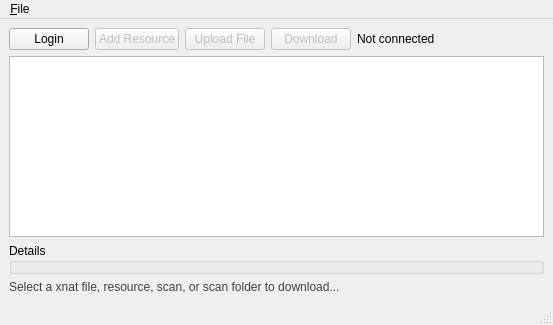
First picture: the form in Applications/ctkXnatTreeBrowser/ctkXnatTreeBrowserMainWindow.ui, repository commontk/CTK, before the edit.
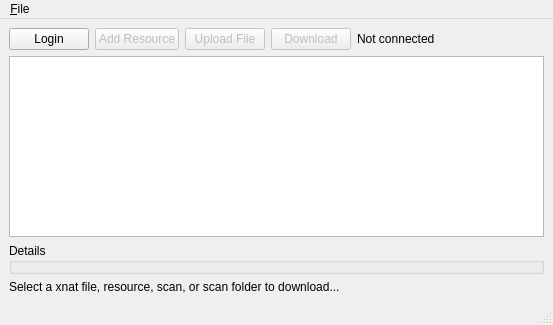
Second picture: the form after the edit.

Commit message:
BUG: Fix font style in DICOM browser
With recent Qt versions, such as Qt-5.15, the special font set in the DICOM browser (in ctkDICOMTableView) does not get rendered correctly on Windows.
It is safer to remove this special font setting in CTK. It can be overridden set by the application anyway.

The only other place where font style was set in CTK was in ctkXnatTreeBrowserMainWindow. For consistency, the font setting has been removed from there, too.

Fixes https://github.com/Slicer/Slicer/issues/4951

Diff of the .ui file:
```diff
--- a/Applications/ctkXnatTreeBrowser/ctkXnatTreeBrowserMainWindow.ui
+++ b/Applications/ctkXnatTreeBrowser/ctkXnatTreeBrowserMainWindow.ui
@@ -90,10 +90,6 @@
      <layout class="QVBoxLayout" name="verticalLayout">
       <item>
        <widget class="QLabel" name="downloadLabel">
-        <property name="styleSheet">
-         <string notr="true">color: rgb(64, 64, 64);
-font: 75 10pt &quot;Lucida Grande&quot;;</string>
-        </property>
         <property name="text">
          <string>Select a xnat file, resource, scan, or scan folder to download...</string>
         </property>
```
The commit also changes 1 other file.
